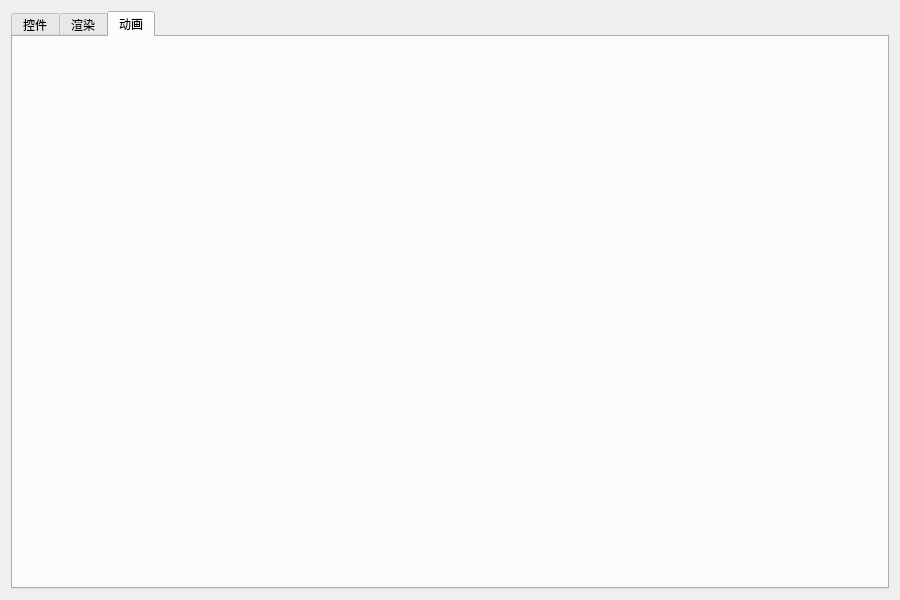
Above: LogGpt/changelive2dwidget.ui from log159/LogChat before the change. Below: the same form after it.
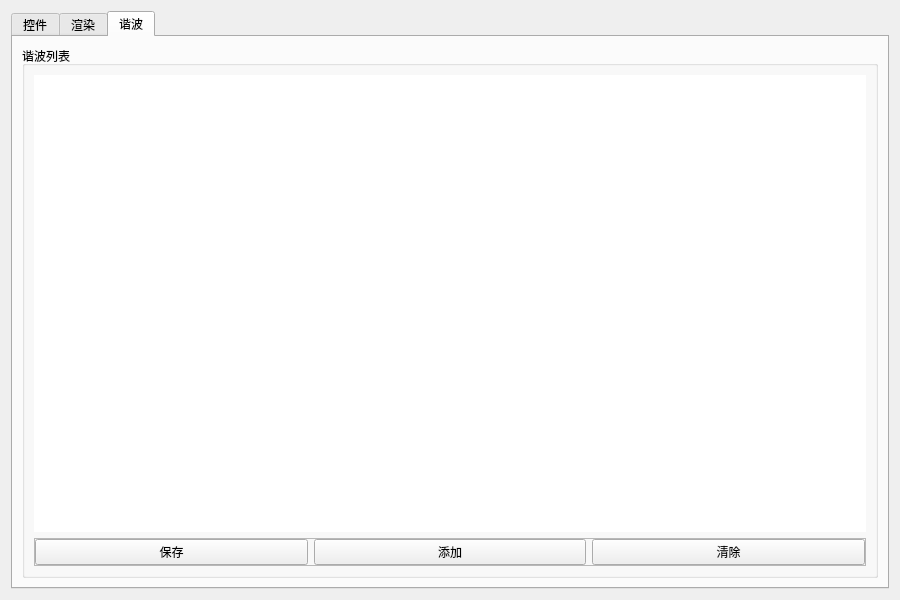
That is the form after the change. The open tabs and pages were chosen to show the change.

What changed in the file:
```diff
--- a/LogGpt/changelive2dwidget.ui
+++ b/LogGpt/changelive2dwidget.ui
@@ -147,8 +147,77 @@
      </widget>
      <widget class="QWidget" name="tab_animation">
       <attribute name="title">
-       <string>动画</string>
+       <string>谐波</string>
       </attribute>
+      <layout class="QGridLayout" name="gridLayout">
+       <item row="0" column="0">
+        <widget class="QGroupBox" name="groupBox_harmonic">
+         <property name="minimumSize">
+          <size>
+           <width>200</width>
+           <height>0</height>
+          </size>
+         </property>
+         <property name="title">
+          <string>谐波列表</string>
+         </property>
+         <layout class="QVBoxLayout" name="verticalLayout_3">
+          <item>
+           <widget class="QListWidget" name="listWidget_harmonic">
+            <property name="frameShape">
+             <enum>QFrame::NoFrame</enum>
+            </property>
+           </widget>
+          </item>
+          <item>
+           <widget class="QFrame" name="frame_3">
+            <property name="frameShape">
+             <enum>QFrame::StyledPanel</enum>
+            </property>
+            <property name="frameShadow">
+             <enum>QFrame::Raised</enum>
+            </property>
+            <layout class="QHBoxLayout" name="horizontalLayout_4">
+             <property name="leftMargin">
+              <number>0</number>
+             </property>
+             <property name="topMargin">
+              <number>0</number>
+             </property>
+             <property name="rightMargin">
+              <number>0</number>
+             </property>
+             <property name="bottomMargin">
+              <number>0</number>
+             </property>
+             <item>
+              <widget class="QPushButton" name="pushButton_save_harmonic">
+               <property name="text">
+                <string>保存</string>
+               </property>
+              </widget>
+             </item>
+             <item>
+              <widget class="QPushButton" name="pushButton_reset_harmonic">
+               <property name="text">
+                <string>添加</string>
+               </property>
+              </widget>
+             </item>
+             <item>
+              <widget class="QPushButton" name="pushButton_add_harmonic">
+               <property name="text">
+                <string>清除</string>
+               </property>
+              </widget>
+             </item>
+            </layout>
+           </widget>
+          </item>
+         </layout>
+        </widget>
+       </item>
+      </layout>
      </widget>
     </widget>
    </item>
```
Left out of the diff: 14 changed lines with no effect on the pictures.
